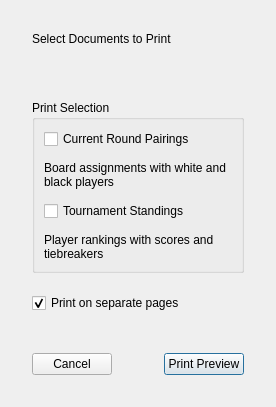
Above: src/gambitpairing/ui/print_options_dialog.ui from gambit-devs/gambit-pairing before the change. Below: the same form after it.
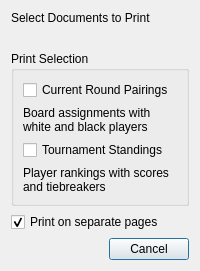
That is the form after the change.

What changed in the file:
```diff
--- a/src/gambitpairing/ui/print_options_dialog.ui
+++ b/src/gambitpairing/ui/print_options_dialog.ui
@@ -9,21 +9,6 @@
    <number>450</number>
   </property>
   <layout class="QVBoxLayout" name="main_layout">
-   <property name="spacing">
-    <number>20</number>
-   </property>
-   <property name="leftMargin">
-    <number>32</number>
-   </property>
-   <property name="topMargin">
-    <number>32</number>
-   </property>
-   <property name="rightMargin">
-    <number>32</number>
-   </property>
-   <property name="bottomMargin">
-    <number>32</number>
-   </property>
    <item>
     <widget class="QLabel" name="header_label">
      <property name="class" stdset="0">
@@ -53,9 +38,6 @@
       <string>Print Selection</string>
      </property>
      <layout class="QVBoxLayout" name="options_layout">
-      <property name="spacing">
-       <number>12</number>
-      </property>
       <item>
        <widget class="QCheckBox" name="chk_pairings">
         <property name="text">
@@ -117,50 +99,23 @@
      <property name="orientation">
       <enum>Qt::Vertical</enum>
      </property>
+     <property name="sizeType">
+      <enum>QSizePolicy::Expanding</enum>
+     </property>
      <property name="sizeHint" stdset="0">
       <size>
-       <width>20</width>
-       <height>20</height>
+       <width>0</width>
+       <height>0</height>
       </size>
      </property>
     </spacer>
    </item>
    <item>
-    <layout class="QHBoxLayout" name="button_layout">
-     <property name="spacing">
-      <number>12</number>
+    <widget class="QDialogButtonBox" name="button_box">
+     <property name="standardButtons">
+      <set>QDialogButtonBox::Cancel</set>
      </property>
-     <item>
-      <widget class="QPushButton" name="btn_cancel">
-       <property name="text">
-        <string>Cancel</string>
-       </property>
-      </widget>
-     </item>
-     <item>
-      <spacer name="button_spacer">
-       <property name="orientation">
-        <enum>Qt::Horizontal</enum>
-       </property>
-       <property name="sizeHint" stdset="0">
-        <size>
-         <width>40</width>
-         <height>20</height>
-        </size>
-       </property>
-      </spacer>
-     </item>
-     <item>
-      <widget class="QPushButton" name="btn_print">
-       <property name="text">
-        <string>Print Preview</string>
-       </property>
-       <property name="default">
-        <bool>true</bool>
-       </property>
-      </widget>
-     </item>
-    </layout>
+    </widget>
    </item>
   </layout>
  </widget>
```
Left out of the diff: 15 changed lines with no effect on the pictures.
